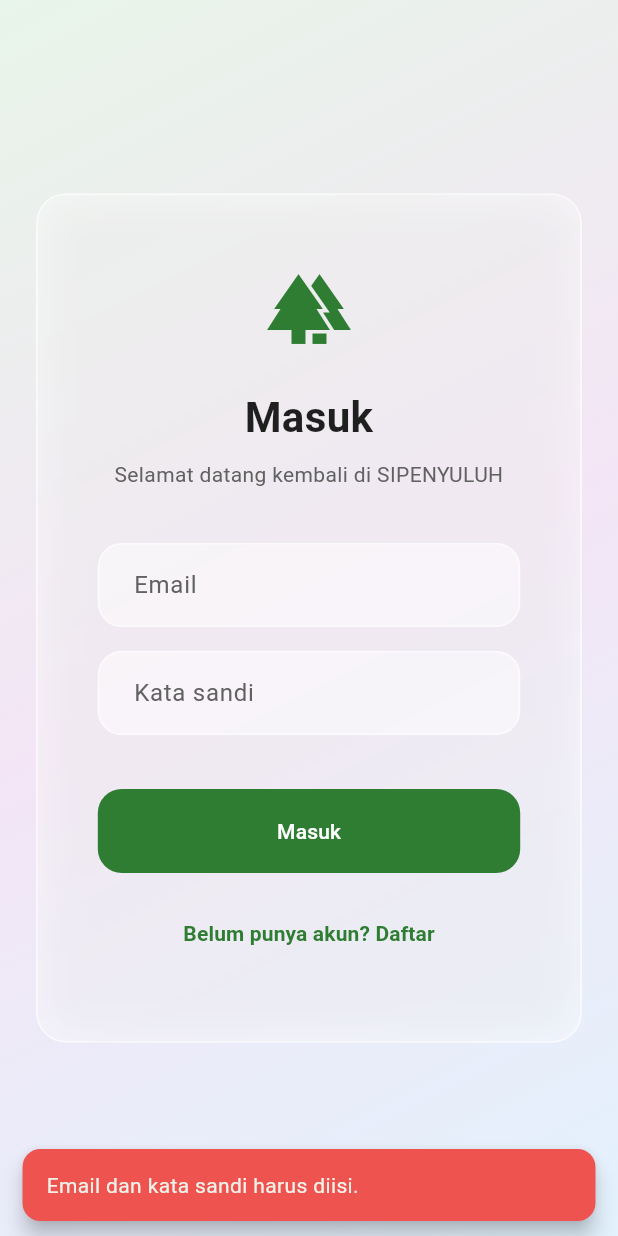
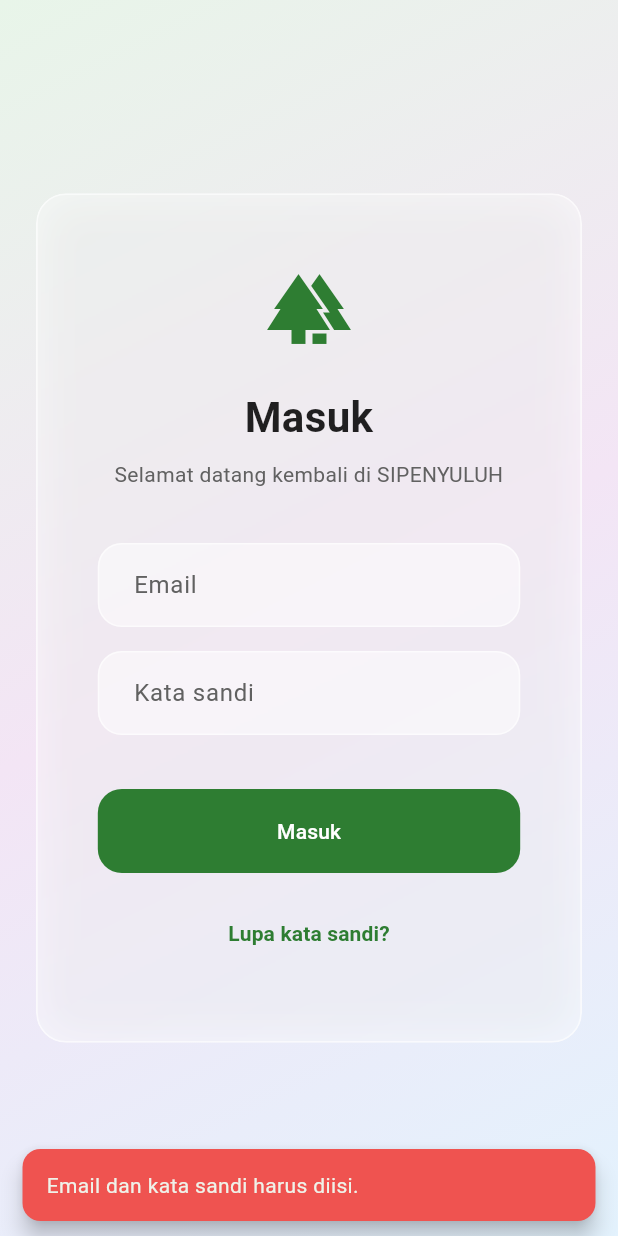
Before and after one commit to ehan122s/phonebook, a Flutter app: the HalamanLogin screen opened directly, after a tap on "Masuk", on a phone screen of 412 x 824 dp. Run offline on Flutter 3.47's test engine with Material 3 defaults, Android fonts, the phone set to English and light mode, and no system bars; our stand-ins replace dio, file_picker, fl_chart, geolocator, image_picker, open_filex and 2 more; missing offline and left inert: dart:js_interop, dart:ui_web, syncfusion_flutter_pdfviewer; accounts and stored records are empty.

Commit message:
reset password api

```diff
--- a/lib/src/halaman/auth/halaman_login.dart
+++ b/lib/src/halaman/auth/halaman_login.dart
@@ -11,10 +11,21 @@ class HalamanLogin extends StatefulWidget {
 class _HalamanLoginState extends State<HalamanLogin> {
   final _email = TextEditingController();
   final _password = TextEditingController();
-  final _name = TextEditingController();
+
+  // Controller baru untuk OTP dan Password Baru
+  final _otp = TextEditingController();
+  final _newPassword = TextEditingController();
+
   bool _loading = false;
-  bool _register = false;
 
+  // State untuk melacak langkah Lupa Password
+  // 0 = Mode Login
+  // 1 = Lupa Password (Input Email)
+  // 2 = Lupa Password (Input Kode OTP/Token)
+  // 3 = Lupa Password (Input Password Baru)
+  int _alurLupaPassword = 0;
+
+  // 1. Fungsi Login Normal
   Future<void> _login() async {
     final email = _email.text.trim();
     final password = _password.text;
@@ -30,6 +41,13 @@ class _HalamanLoginState extends State<HalamanLogin> {
         email: email,
         password: password,
       );
+
+      // CATATAN: Jika Anda menggunakan navigasi manual (bukan onAuthStateChange di main.dart),
+      // masukkan kode perpindahan ke Dashboard di sini:
+      // if (mounted) {
+      //   Navigator.pushReplacement(context, MaterialPageRoute(builder: (context) => HalamanDashboard()));
+      // }
+
     } on AuthException catch (error) {
       if (mounted) _pesan(error.message, error: true);
     } catch (error) {
@@ -39,42 +57,122 @@ class _HalamanLoginState extends State<HalamanLogin> {
     }
   }
 
-  Future<void> _submit() async {
+  // 2. Fungsi Mengirim Kode Pemulihan ke Email
+  Future<void> _kirimKodePemulihan() async {
     final email = _email.text.trim();
-    final password = _password.text;
 
-    if (email.isEmpty || password.isEmpty) {
-      if (mounted) _pesan('Email dan kata sandi harus diisi.', error: true);
+    if (email.isEmpty) {
+      if (mounted) _pesan('Masukkan alamat email Anda terlebih dahulu.', error: true);
       return;
     }
 
-    if (_register && _name.text.trim().isEmpty) {
-      if (mounted) _pesan('Nama lengkap wajib diisi.', error: true);
-      return;
-    }
-
-    if (_register) {
     setState(() => _loading = true);
     try {
-        await Supabase.instance.client.auth.signUp(
-          email: email,
-          password: password,
-          data: {'full_name': _name.text.trim()},
-        );
+      await Supabase.instance.client.auth.resetPasswordForEmail(email);
+
       if (mounted) {
-          _pesan('Akun penyuluh dibuat. Periksa email untuk konfirmasi.');
-          setState(() => _register = false);
+        _pesan('Kode verifikasi telah dikirim ke email Anda.');
+        setState(() {
+          _otp.clear();
+          _alurLupaPassword = 2; // Pindah ke langkah input kode
+        });
       }
     } on AuthException catch (error) {
       if (mounted) _pesan(error.message, error: true);
     } catch (error) {
-        if (mounted) _pesan('Terjadi kesalahan saat mendaftar.', error: true);
+      if (mounted) _pesan('Terjadi kesalahan. Silakan coba lagi nanti.', error: true);
     } finally {
       if (mounted) setState(() => _loading = false);
     }
+  }
+
+  // 3. Fungsi Memverifikasi Kode OTP
+  Future<void> _verifikasiKode() async {
+    final email = _email.text.trim();
+    final otp = _otp.text.trim().replaceAll(RegExp(r'\s+'), '');
+
+    if (otp.isEmpty) {
+      if (mounted) _pesan('Masukkan kode verifikasi yang dikirim ke email Anda.', error: true);
       return;
     }
-    await _login();
+
+    setState(() => _loading = true);
+    try {
+      // Verifikasi kodenya sebagai OTP pemulihan
+      await Supabase.instance.client.auth.verifyOTP(
+        email: email,
+        token: otp,
+        type: OtpType.recovery,
+      );
+
+      // PENTING: Saat baris di atas berhasil, Supabase OTOMATIS membuat sesi login aktif.
+      // Pastikan di main.dart Anda TIDAK langsung melempar user ke Dashboard jika eventnya "passwordRecovery".
+
+      if (mounted) {
+        _pesan('Verifikasi berhasil! Silakan buat kata sandi baru Anda.');
+        setState(() => _alurLupaPassword = 3); // Tampilkan kolom password baru
+      }
+    } on AuthException catch (error) {
+      if (mounted) _pesan('Gagal: Kode tidak valid atau kedaluwarsa.', error: true);
+    } catch (error) {
+      if (mounted) _pesan('Terjadi kesalahan saat verifikasi kode.', error: true);
+    } finally {
+      if (mounted) setState(() => _loading = false);
+    }
+  }
+
+  // 4. Fungsi Menyimpan Kata Sandi Baru
+  Future<void> _simpanPasswordBaru() async {
+    final newPassword = _newPassword.text;
+
+    if (newPassword.length < 6) {
+      if (mounted) _pesan('Kata sandi baru minimal harus 6 karakter.', error: true);
+      return;
+    }
+
+    setState(() => _loading = true);
+    try {
+      // Mengubah kata sandi untuk sesi pemulihan yang sedang aktif
+      await Supabase.instance.client.auth.updateUser(
+        UserAttributes(password: newPassword),
+      );
+
+      if (mounted) {
+        _pesan('Kata sandi berhasil diubah! Anda berhasil masuk.');
+
+        // KARENA PENGGUNA SUDAH MEMILIKI SESI AKTIF SETELAH RESET PASSWORD,
+        // ARAHKAN MEREKA KE DASHBOARD SECARA MANUAL DI SINI:
+
+        // TODO: Buka komentar kode di bawah dan ganti "HalamanDashboard()" sesuai nama halaman Anda
+        // Navigator.pushReplacement(context, MaterialPageRoute(builder: (context) => HalamanDashboard()));
+
+        // (Sebagai fallback jika navigasi manual di atas tidak diaktifkan)
+        setState(() {
+          _alurLupaPassword = 0;
+          _password.clear();
+          _otp.clear();
+          _newPassword.clear();
+        });
+      }
+    } on AuthException catch (error) {
+      if (mounted) _pesan(error.message, error: true);
+    } catch (error) {
+      if (mounted) _pesan('Terjadi kesalahan saat mengubah kata sandi.', error: true);
+    } finally {
+      if (mounted) setState(() => _loading = false);
+    }
+  }
+
+  void _prosesAksiUtama() {
+    if (_alurLupaPassword == 0) {
+      _login();
+    } else if (_alurLupaPassword == 1) {
+      _kirimKodePemulihan();
+    } else if (_alurLupaPassword == 2) {
+      _verifikasiKode();
+    } else if (_alurLupaPassword == 3) {
+      _simpanPasswordBaru();
+    }
   }
 
   void _pesan(String text, {bool error = false}) =>
@@ -88,14 +186,45 @@ class _HalamanLoginState extends State<HalamanLogin> {
       );
 
   @override
-  Widget build(BuildContext context) => Scaffold(
+  void dispose() {
+    _email.dispose();
+    _password.dispose();
+    _otp.dispose();
+    _newPassword.dispose();
+    super.dispose();
+  }
+
+  @override
+  Widget build(BuildContext context) {
+    String titleText;
+    String subtitleText;
+    String buttonText;
+
+    if (_alurLupaPassword == 0) {
+      titleText = 'Masuk';
+      subtitleText = 'Selamat datang kembali di SIPENYULUH';
+      buttonText = 'Masuk';
+    } else if (_alurLupaPassword == 1) {
+      titleText = 'Lupa Kata Sandi';
+      subtitleText = 'Masukkan email Anda untuk menerima kode verifikasi.';
+      buttonText = 'Kirim Kode';
+    } else if (_alurLupaPassword == 2) {
+      titleText = 'Verifikasi Kode';
+      subtitleText = 'Cek email Anda dan masukkan kode verifikasi.';
+      buttonText = 'Verifikasi';
+    } else {
+      titleText = 'Kata Sandi Baru';
+      subtitleText = 'Silakan buat kata sandi baru untuk akun Anda.';
+      buttonText = 'Simpan Kata Sandi';
+    }
+
+    return Scaffold(
       body: LatarBelakangGradien(
         child: Center(
           child: SingleChildScrollView(
             padding: const EdgeInsets.all(24),
             child: ConstrainedBox(
               constraints: const BoxConstraints(maxWidth: 420),
-                // MENGGUNAKAN EFEK KACA DI SINI
               child: KartuKaca(
                 padding: const EdgeInsets.symmetric(horizontal: 40, vertical: 48),
                 child: Column(
@@ -107,7 +236,7 @@ class _HalamanLoginState extends State<HalamanLogin> {
                     ),
                     const SizedBox(height: 24),
                     Text(
-                        _register ? 'Buat Akun Baru' : 'Masuk',
+                      titleText,
                       textAlign: TextAlign.center,
                       style: const TextStyle(
                         fontSize: 28,
@@ -117,48 +246,77 @@ class _HalamanLoginState extends State<HalamanLogin> {
                     ),
                     const SizedBox(height: 8),
                     Text(
-                        _register
-                            ? 'Lengkapi data untuk bergabung'
-                            : 'Selamat datang kembali di SIPENYULUH',
+                      subtitleText,
                       textAlign: TextAlign.center,
                       style: TextStyle(color: Colors.grey.shade700),
                     ),
                     const SizedBox(height: 36),
-                      if (_register) ...[
-                        TextField(
-                          controller: _name,
-                          decoration: const InputDecoration(labelText: 'Nama lengkap'),
-                        ),
-                        const SizedBox(height: 16),
-                      ],
+
+                    if (_alurLupaPassword <= 2) ...[
                       TextField(
                         controller: _email,
                         keyboardType: TextInputType.emailAddress,
                         decoration: const InputDecoration(labelText: 'Email'),
+                        enabled: _alurLupaPassword <= 1,
                       ),
+                    ],
+
+                    if (_alurLupaPassword == 0) ...[
                       const SizedBox(height: 16),
                       TextField(
                         controller: _password,
                         obscureText: true,
-                        onSubmitted: (_) => _submit(),
+                        onSubmitted: (_) => _prosesAksiUtama(),
                         decoration: const InputDecoration(labelText: 'Kata sandi'),
                       ),
+                    ],
+
+                    if (_alurLupaPassword == 2) ...[
+                      const SizedBox(height: 16),
+                      TextField(
+                        controller: _otp,
+                        keyboardType: TextInputType.text,
+                        textAlign: TextAlign.center,
+                        style: const TextStyle(fontSize: 18, fontWeight: FontWeight.bold, letterSpacing: 4),
+                        onSubmitted: (_) => _prosesAksiUtama(),
+                        decoration: const InputDecoration(
+                          labelText: 'Kode Verifikasi',
+                        ),
+                      ),
+                    ],
+
+                    if (_alurLupaPassword == 3) ...[
+                      TextField(
+                        controller: _newPassword,
+                        obscureText: true,
+                        onSubmitted: (_) => _prosesAksiUtama(),
+                        decoration: const InputDecoration(
+                          labelText: 'Kata Sandi Baru (Min. 6 Karakter)',
+                        ),
+                      ),
+                    ],
+
                     const SizedBox(height: 36),
                     FilledButton(
-                        onPressed: _loading ? null : _submit,
+                      onPressed: _loading ? null : _prosesAksiUtama,
                       child: _loading
                           ? const SizedBox(
                               height: 20,
                               width: 20,
                               child: CircularProgressIndicator(color: Colors.white, strokeWidth: 2),
                             )
-                            : Text(_register ? 'Daftar Sekarang' : 'Masuk'),
+                          : Text(buttonText),
                     ),
                     const SizedBox(height: 16),
+
                     TextButton(
-                        onPressed: _loading ? null : () => setState(() => _register = !_register),
+                      onPressed: _loading ? null : () {
+                        setState(() {
+                          _alurLupaPassword = _alurLupaPassword == 0 ? 1 : 0;
+                        });
+                      },
                       child: Text(
-                          _register ? 'Sudah punya akun? Masuk' : 'Belum punya akun? Daftar',
+                        _alurLupaPassword == 0 ? 'Lupa kata sandi?' : 'Batal & Kembali untuk Masuk',
                         style: const TextStyle(fontWeight: FontWeight.w600, color: Color(0xFF2E7D32)),
                       ),
                     ),
@@ -171,3 +329,4 @@ class _HalamanLoginState extends State<HalamanLogin> {
       ),
     );
   }
+}
```
Also changed, not shown: lib/main.dart (+15 -1 lines). Lines whose indentation alone changed are shown as unchanged.
